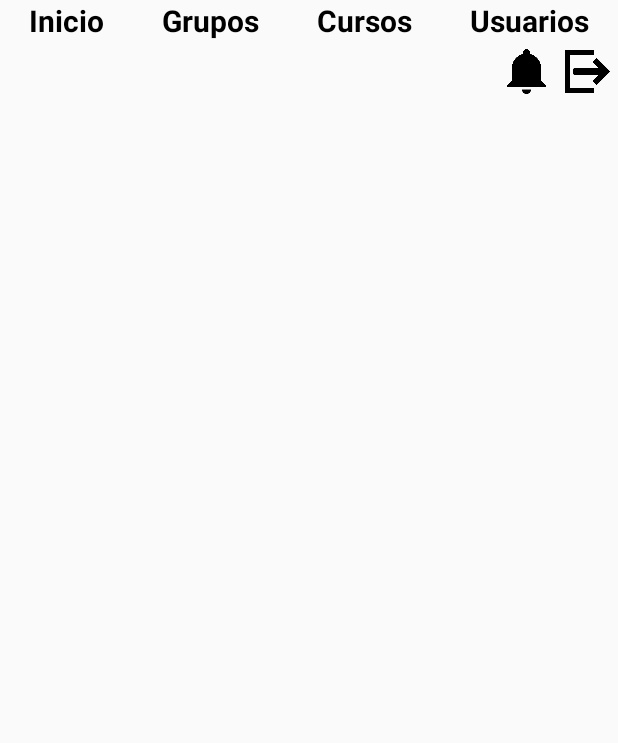
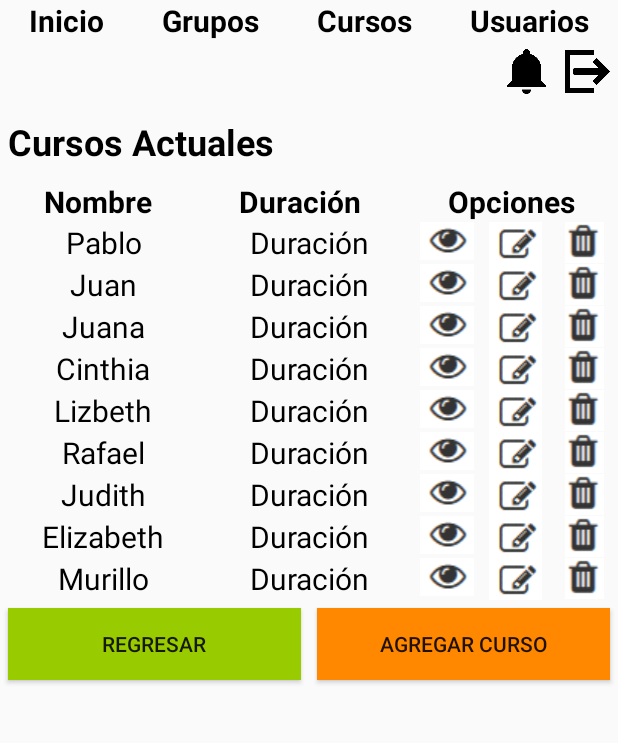
Before and after one commit to rafapaniagua/EquipoMoviles, an Android app: the ListCurso screen opened directly, with no data from a screen before it, on a phone screen of 412 x 824 dp, the part 85-828 px from its top. Run offline under Robolectric (Android 15) with nearby library versions, the phone set to English and light mode, and no system bars.

Commit message:
Vista Lista Cursos

```diff
--- a/Capacitaciones/app/build.gradle
+++ b/Capacitaciones/app/build.gradle
@@ -22,6 +22,7 @@ dependencies {
     implementation fileTree(dir: 'libs', include: ['*.jar'])
     implementation 'com.android.support:appcompat-v7:28.0.0'
     implementation 'com.android.support.constraint:constraint-layout:1.1.3'
+    implementation 'com.android.support:recyclerview-v7:28.0.0'
     testImplementation 'junit:junit:4.12'
     androidTestImplementation 'com.android.support.test:runner:1.0.2'
     androidTestImplementation 'com.android.support.test.espresso:espresso-core:3.0.2'
--- /dev/null
+++ b/Capacitaciones/app/src/main/java/com/example/capacitaciones/AdapterCursos.java
@@ -0,0 +1,58 @@
+package com.example.capacitaciones;
+
+
+import android.content.Context;
+import android.support.annotation.NonNull;
+import android.support.v7.widget.RecyclerView;
+import android.view.LayoutInflater;
+import android.view.View;
+import android.view.ViewGroup;
+import android.widget.TextView;
+import java.util.ArrayList;
+
+public class AdapterCursos extends RecyclerView.Adapter<AdapterCursos.ViewHolderCursos> {
+
+    private Context context;
+    private ArrayList<String> nombres;
+
+    public AdapterCursos(Context context, ArrayList<String> nombres) {
+        this.context = context;
+        this.nombres = nombres;
+    }
+
+    @NonNull
+    @Override
+    public ViewHolderCursos onCreateViewHolder(@NonNull ViewGroup viewGroup, int i) {
+        View view = LayoutInflater.from(context).inflate(
+                R.layout.list_item_cursos,
+                viewGroup,
+                false);
+        return new ViewHolderCursos(view);
+    }
+
+    @Override
+    public void onBindViewHolder(@NonNull ViewHolderCursos viewHolderCursos, int i) {
+        viewHolderCursos.asignarDatos(nombres.get(i));
+    }
+
+    @Override
+    public int getItemCount() {
+        return nombres.size();
+    }
+
+    public class ViewHolderCursos extends RecyclerView.ViewHolder {
+
+        TextView nombre, duracion;
+
+        public ViewHolderCursos(@NonNull View itemView) {
+            super(itemView);
+
+            nombre = (TextView) itemView.findViewById(R.id.tv_list_curso_nombre);
+            duracion = (TextView) itemView.findViewById(R.id.tv_list_curso_duracion);
+        }
+
+        public void asignarDatos(String dato) {
+            nombre.setText(dato);
+        }
+    }
+}
--- a/Capacitaciones/app/src/main/java/com/example/capacitaciones/ListCurso.java
+++ b/Capacitaciones/app/src/main/java/com/example/capacitaciones/ListCurso.java
@@ -2,12 +2,36 @@ package com.example.capacitaciones;
 
 import android.support.v7.app.AppCompatActivity;
 import android.os.Bundle;
+import android.support.v7.widget.LinearLayoutManager;
+import android.support.v7.widget.RecyclerView;
+
+import java.util.ArrayList;
 
 public class ListCurso extends AppCompatActivity {
+
+    ArrayList<String> nombres;
+    RecyclerView rv_cursos;
 
     @Override
     protected void onCreate(Bundle savedInstanceState) {
         super.onCreate(savedInstanceState);
         setContentView(R.layout.activity_list_curso);
+
+        nombres = new ArrayList<String>();
+
+        nombres.add("Pablo");
+        nombres.add("Juan");
+        nombres.add("Juana");
+        nombres.add("Cinthia");
+        nombres.add("Lizbeth");
+        nombres.add("Rafael");
+        nombres.add("Judith");
+        nombres.add("Elizabeth");
+        nombres.add("Murillo");
+
+        rv_cursos = (RecyclerView) findViewById(R.id.rv_cursos);
+        AdapterCursos adapter = new AdapterCursos(this, nombres);
+        rv_cursos.setAdapter(adapter);
+        rv_cursos.setLayoutManager(new LinearLayoutManager(this, LinearLayoutManager.VERTICAL, false));
     }
 }
--- a/Capacitaciones/app/src/main/java/com/example/capacitaciones/MainActivity.java
+++ b/Capacitaciones/app/src/main/java/com/example/capacitaciones/MainActivity.java
@@ -14,7 +14,7 @@ public class MainActivity extends AppCompatActivity {
     }
 
     public void verVista(View v){
-        Intent intent = new Intent(this, AddCurso.class);
+        Intent intent = new Intent(this, ListCurso.class);
         startActivity(intent);
     }
 }
--- a/Capacitaciones/app/src/main/res/layout/activity_add_curso.xml
+++ b/Capacitaciones/app/src/main/res/layout/activity_add_curso.xml
@@ -140,7 +140,7 @@
             android:orientation="vertical">
 
             <TextView
-                android:id="@+id/tv_nombre"
+                android:id="@+id/tv_list_curso_nombre"
                 android:layout_width="match_parent"
                 android:layout_height="wrap_content"
                 android:layout_margin="5dp"
@@ -160,7 +160,7 @@
                 android:textSize="18sp" />
 
             <TextView
-                android:id="@+id/tv_duracion"
+                android:id="@+id/tv_list_curso_duracion"
                 android:layout_width="match_parent"
                 android:layout_height="wrap_content"
                 android:layout_margin="5dp"
@@ -225,7 +225,7 @@
                 android:layout_height="wrap_content">
 
                 <Button
-                    android:id="@+id/btn_cancelar"
+                    android:id="@+id/btn_regresar"
                     android:layout_width="match_parent"
                     android:layout_height="wrap_content"
                     android:layout_margin="5dp"
@@ -234,7 +234,7 @@
                     android:text="@string/curso_btn_cancelar" />
 
                 <Button
-                    android:id="@+id/button2"
+                    android:id="@+id/btn_agregar"
                     android:layout_width="match_parent"
                     android:layout_height="wrap_content"
                     android:layout_margin="5dp"
--- a/Capacitaciones/app/src/main/res/layout/activity_list_curso.xml
+++ b/Capacitaciones/app/src/main/res/layout/activity_list_curso.xml
@@ -114,5 +114,99 @@
             android:layout_margin="5dp"
             android:contentDescription="@string/vacio"
             app:srcCompat="@drawable/icono_salir" />
+
     </TableRow>
+
+    <TextView
+        android:id="@+id/tv_titulo2"
+        android:layout_width="match_parent"
+        android:layout_height="wrap_content"
+        android:layout_marginLeft="5dp"
+        android:layout_marginTop="10dp"
+        android:layout_marginRight="5dp"
+        android:layout_marginBottom="10dp"
+        android:text="@string/curso_list_titulo"
+        android:textColor="#000000"
+        android:textSize="24sp"
+        android:textStyle="bold" />
+
+    <TableRow
+        android:id="@+id/tr_menus"
+        android:layout_width="match_parent"
+        android:layout_height="wrap_content" >
+
+        <TextView
+            android:id="@+id/tv_list_curso_nombre"
+            android:layout_width="wrap_content"
+            android:layout_height="wrap_content"
+            android:layout_weight="1"
+            android:gravity="center"
+            android:text="@string/curso_list_nombre"
+            android:textColor="#000000"
+            android:textSize="20sp"
+            android:textStyle="bold" />
+
+        <TextView
+            android:id="@+id/tv_list_curso_duracion"
+            android:layout_width="wrap_content"
+            android:layout_height="wrap_content"
+            android:layout_weight="1"
+            android:gravity="center"
+            android:text="@string/curso_list_duracion"
+            android:textColor="#000000"
+            android:textSize="20sp"
+            android:textStyle="bold" />
+
+        <TextView
+            android:id="@+id/textView3"
+            android:layout_width="wrap_content"
+            android:layout_height="wrap_content"
+            android:layout_weight="1"
+            android:gravity="center"
+            android:text="@string/curso_list_opciones"
+            android:textColor="#000000"
+            android:textSize="20sp"
+            android:textStyle="bold" />
+    </TableRow>
+
+    <ScrollView
+        android:id="@+id/sv_list_cursos"
+        android:layout_width="match_parent"
+        android:layout_height="wrap_content">
+
+        <LinearLayout
+            android:layout_width="match_parent"
+            android:layout_height="wrap_content"
+            android:orientation="vertical" >
+
+            <android.support.v7.widget.RecyclerView
+                android:id="@+id/rv_cursos"
+                android:layout_width="match_parent"
+                android:layout_height="wrap_content" />
+
+            <TableRow
+                android:id="@+id/tr_botones"
+                android:layout_width="match_parent"
+                android:layout_height="match_parent">
+
+                <Button
+                    android:id="@+id/btn_regresar"
+                    android:layout_width="match_parent"
+                    android:layout_height="wrap_content"
+                    android:layout_margin="5dp"
+                    android:layout_weight="1"
+                    android:background="@android:color/holo_green_light"
+                    android:text="@string/curso_list_btnregresar" />
+
+                <Button
+                    android:id="@+id/btn_agregar"
+                    android:layout_width="match_parent"
+                    android:layout_height="wrap_content"
+                    android:layout_margin="5dp"
+                    android:layout_weight="1"
+                    android:background="@android:color/holo_orange_dark"
+                    android:text="@string/curso_list_btnagregar" />
+            </TableRow>
+        </LinearLayout>
+    </ScrollView>
 </LinearLayout>
--- /dev/null
+++ b/Capacitaciones/app/src/main/res/layout/list_item_cursos.xml
@@ -0,0 +1,64 @@
+<?xml version="1.0" encoding="utf-8"?>
+<LinearLayout xmlns:android="http://schemas.android.com/apk/res/android"
+    xmlns:app="http://schemas.android.com/apk/res-auto"
+    android:layout_width="match_parent"
+    android:layout_height="wrap_content"
+    android:orientation="horizontal">
+
+    <TableRow
+        android:id="@+id/tr_item"
+        android:layout_width="match_parent"
+        android:layout_height="wrap_content">
+
+        <TextView
+            android:id="@+id/tv_list_curso_nombre"
+            android:layout_width="match_parent"
+            android:layout_height="wrap_content"
+            android:layout_weight="1"
+            android:gravity="center"
+            android:text="@string/curso_list_nombre"
+            android:textColor="#000000"
+            android:textSize="20sp" />
+
+        <TextView
+            android:id="@+id/tv_list_curso_duracion"
+            android:layout_width="match_parent"
+            android:layout_height="wrap_content"
+            android:layout_weight="1"
+            android:gravity="center"
+            android:text="@string/curso_list_duracion"
+            android:textColor="#000000"
+            android:textSize="20sp" />
+
+        <TableRow
+            android:id="@+id/tr_opciones"
+            android:layout_width="match_parent"
+            android:layout_height="wrap_content"
+            android:layout_weight="1">
+
+            <ImageView
+                android:id="@+id/iv_ver"
+                android:layout_width="match_parent"
+                android:layout_height="wrap_content"
+                android:layout_weight="1"
+                android:contentDescription="@string/vacio"
+                app:srcCompat="@drawable/icono_ver" />
+
+            <ImageView
+                android:id="@+id/iv_editar"
+                android:layout_width="match_parent"
+                android:layout_height="wrap_content"
+                android:layout_weight="1"
+                android:contentDescription="@string/vacio"
+                app:srcCompat="@drawable/icono_editar" />
+
+            <ImageView
+                android:id="@+id/iv_eliminar"
+                android:layout_width="match_parent"
+                android:layout_height="wrap_content"
+                android:layout_weight="1"
+                android:contentDescription="@string/vacio"
+                app:srcCompat="@drawable/icono_eliminar" />
+        </TableRow>
+    </TableRow>
+</LinearLayout>
--- a/Capacitaciones/app/src/main/res/values/strings.xml
+++ b/Capacitaciones/app/src/main/res/values/strings.xml
@@ -21,4 +21,11 @@
     <string name="curso_btn_cancelar">Cancelar</string>
     <string name="curso_btn_guardar">Guardar Curso</string>
     <string name="curso_btn_crear">Crear Curso</string>
+
+    <string name="curso_list_titulo">Cursos Actuales</string>
+    <string name="curso_list_nombre">Nombre</string>
+    <string name="curso_list_duracion">Duración</string>
+    <string name="curso_list_opciones">Opciones</string>
+    <string name="curso_list_btnregresar">Regresar</string>
+    <string name="curso_list_btnagregar">Agregar Curso</string>
 </resources>
--- a/Capacitaciones/build.gradle
+++ b/Capacitaciones/build.gradle
@@ -7,7 +7,7 @@ buildscript {
 
     }
     dependencies {
-        classpath 'com.android.tools.build:gradle:3.3.2'
+        classpath 'com.android.tools.build:gradle:3.4.0'
 
         // NOTE: Do not place your application dependencies here; they belong
         // in the individual module build.gradle files
```
Also changed, not shown: Capacitaciones/app/src/main/res/drawable-v24/icono_editar.png (added), Capacitaciones/app/src/main/res/drawable-v24/icono_eliminar.png (added), Capacitaciones/app/src/main/res/drawable-v24/icono_ver.png (added), Capacitaciones/gradle/wrapper/gradle-wrapper.properties.
